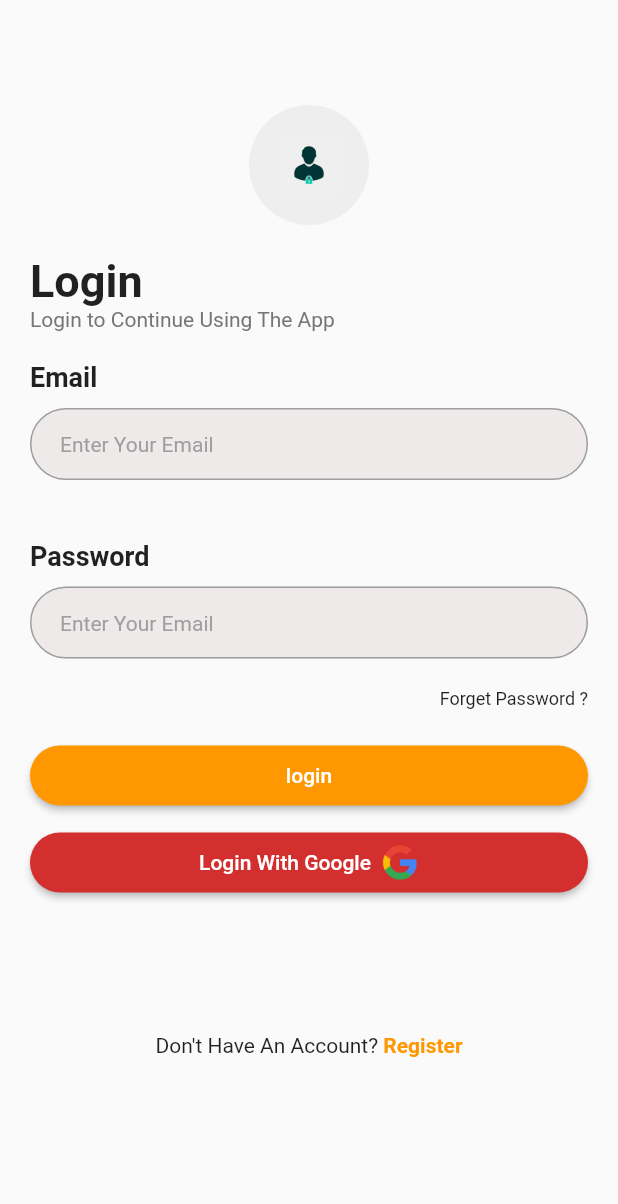
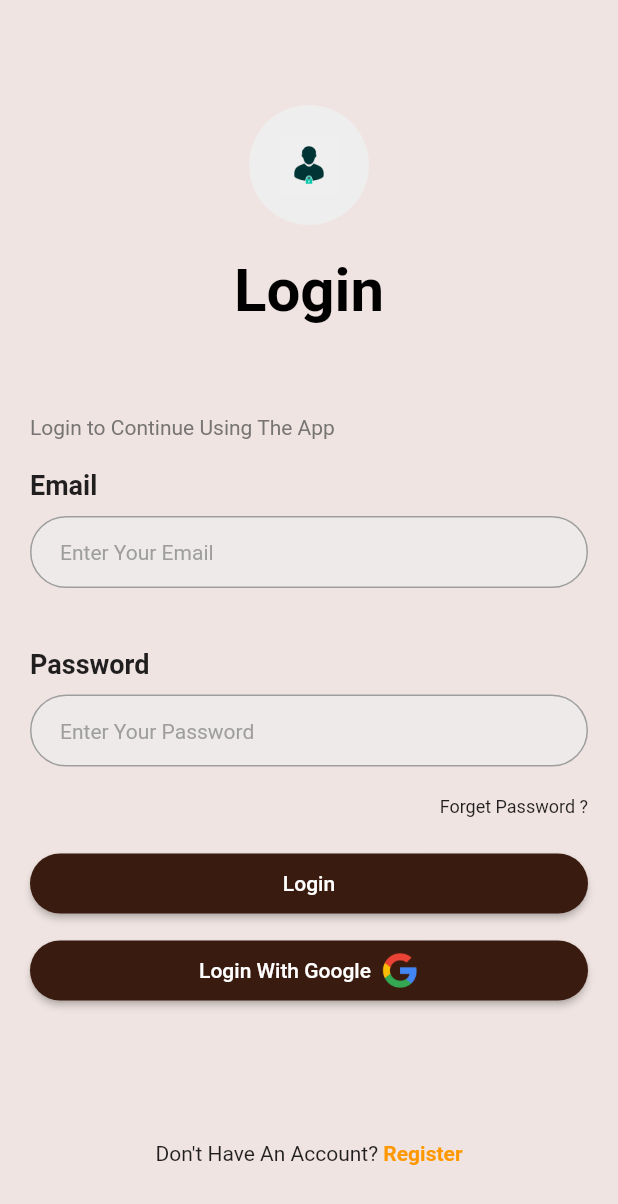
Before and after one commit to AuXiNN/Tour, a Flutter app: the screen it shows after launch, on a phone screen of 412 x 824 dp. Shown: the top 1204 px of the screen. Run offline on Flutter 3.47's test engine with Material 2 defaults, Android fonts, the phone set to English and light mode, and no system bars; our stand-ins replace awesome_dialog, firebase_auth, firebase_core; accounts and stored records are empty.

Commit message:
first commit

```diff
--- a/lib/auth/login.dart
+++ b/lib/auth/login.dart
@@ -4,6 +4,8 @@ import 'package:flutter/material.dart';
 import 'package:tour/components/custombuttomauth.dart';
 import 'package:tour/components/customlogoauth.dart';
 import 'package:tour/components/textformfield.dart';
+
+import 'package:tour/colors.dart';
 
 class Login extends StatefulWidget {
   const Login({super.key});
@@ -18,24 +20,39 @@ class _LoginState extends State<Login> {
   TextEditingController email = TextEditingController();
   TextEditingController password = TextEditingController();
 
+
+
   @override
-  @override
+
   Widget build(BuildContext context) {
     return Scaffold(
+      backgroundColor:  AppColors.primaryColor,
       body: Container(
+
         padding: const EdgeInsets.all(20),
+
         child: ListView(
           children: [
-            Column(
+            Form(
+              child: Column(
                 crossAxisAlignment: CrossAxisAlignment.start,
                 children: [
                   Container(height: 50),
                   const CustomLogoAuth(),
                   const SizedBox(height: 20),
-                const Text(
+                  const Center(
+                    child:   Text(
                       'Login',
-                  style: TextStyle(fontSize: 30, fontWeight: FontWeight.bold),
+                        textAlign: TextAlign.center,
+                      style: TextStyle(
+                        fontSize: 40,
+                        fontWeight: FontWeight.bold,
+                        color: Color.fromARGB(255, 0, 0, 0),
                       ),
+                    ),
+                  ),
+                  const SizedBox(height: 60),
+
                   const Text(
                     'Login to Continue Using The App',
                     style: TextStyle(color: Color.fromARGB(255, 119, 116, 116)),
@@ -57,7 +74,7 @@ class _LoginState extends State<Login> {
                   ),
                   const SizedBox(height: 10),
                   CustomTextForm(
-                    hinttext: "Enter Your Email", mycontroller: password),
+                      hinttext: "Enter Your Password", mycontroller: password),
                   const SizedBox(height: 10),
                   Container(
                     margin: const EdgeInsets.only(top: 10, bottom: 20),
@@ -70,17 +87,20 @@ class _LoginState extends State<Login> {
                   ),
                 ],
               ),
+            ),
             CustomButtomAuth(
-                title: "login",
+                title: "Login",
+
                 onPressed: () async {
                   try {
-                    final credential = await FirebaseAuth.instance
+
+                    UserCredential userCredential = await FirebaseAuth.instance
                         .signInWithEmailAndPassword(
                             email: email.text, password: password.text);
                     Navigator.of(context).pushReplacementNamed("homepage");
 
                   } on FirebaseAuthException catch (e) {
-                    if (e.code == e.code) {
+                    if (e.code == "user-not-found") {
                       print('No user found for that email.');
 
                       AwesomeDialog(
@@ -89,23 +109,21 @@ class _LoginState extends State<Login> {
                         animType: AnimType.rightSlide,
                         title: 'Error',
                         desc: 'No user found for that email.',
+                      ).show();
 
-                      ).show();
-                    }
-                     else if (e.code == e.code) {
+                    } else if (e.code == 'wrong-password') {
                       print('Wrong password provided for that user.');
-
                        AwesomeDialog(
                         context: context,
                         dialogType: DialogType.error,
                         animType: AnimType.rightSlide,
                         title: 'Error',
                         desc: 'Wrong password provided for that user.',
-
                       ).show();
 
                     }
                   }
+
                 }),
             const SizedBox(height: 10),
             MaterialButton(
@@ -115,7 +133,7 @@ class _LoginState extends State<Login> {
               height: 40,
               onPressed: () {},
               textColor: Colors.white,
-              color: Colors.red[700],
+              color: AppColors.buttom,
               child: Row(
                 mainAxisAlignment: MainAxisAlignment.center,
                 children: [
--- /dev/null
+++ b/lib/colors.dart
@@ -0,0 +1,10 @@
+import 'package:flutter/material.dart';
+
+class AppColors {
+
+  static const Color primaryColor = Color(0xFFEFE4E1);
+  static const Color accentColor = Colors.orange;
+  static const Color buttom = Color(0xFF3A1B0F);
+
+  static const Color transparentWhite = Color.fromRGBO(255, 255, 255, 0.5);
+}
--- a/lib/components/custombuttomauth.dart
+++ b/lib/components/custombuttomauth.dart
@@ -1,4 +1,5 @@
 import 'package:flutter/material.dart';
+import 'package:tour/colors.dart';
 
 class CustomButtomAuth extends StatelessWidget {
   const CustomButtomAuth({super.key, required this.onPressed, required this.title});
@@ -15,7 +16,7 @@ class CustomButtomAuth extends StatelessWidget {
       height: 40,
       onPressed: onPressed,
       textColor: Colors.white,
-      color: Colors.orange,
+      color: AppColors.buttom,
       child:  Text(title),
     );
   }
--- a/lib/components/customlogoauth.dart
+++ b/lib/components/customlogoauth.dart
@@ -1,7 +1,8 @@
 import 'package:flutter/material.dart';
+import 'package:tour/colors.dart';
 
 class CustomLogoAuth extends StatelessWidget {
-  const CustomLogoAuth({super.key});
+  const CustomLogoAuth({super.key,required });
 
   @override
   Widget build(context) {
--- a/lib/main.dart
+++ b/lib/main.dart
@@ -4,6 +4,7 @@ import 'package:flutter/material.dart';
 import 'package:tour/auth/login.dart';
 import 'package:tour/auth/signup.dart';
 import 'package:tour/homepage.dart';
+import 'package:tour/colors.dart';
 
 
 void main() async {
```
Also changed, not shown: lib/auth/signup.dart (+19 -1 lines), lib/homepage.dart (+12 -2 lines), 4 other files. Lines whose indentation alone changed are shown as unchanged.
